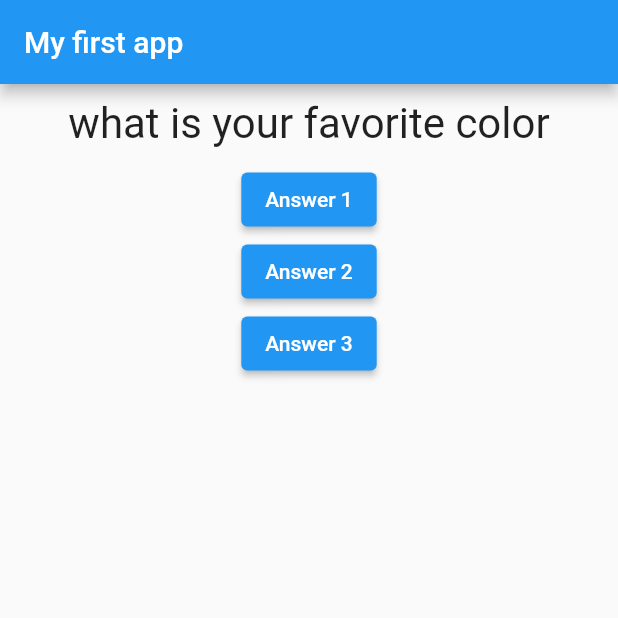
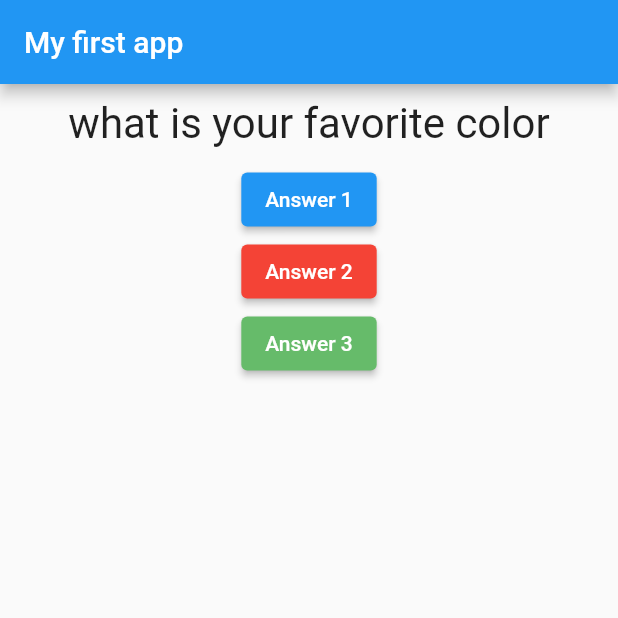
Before and after one commit to pveg/Flutter_Testing_App, a Flutter app: the screen it shows after launch, on a phone screen of 412 x 824 dp, the top half of it. Run offline on Flutter 3.47's test engine with Material 2 defaults, Android fonts, the phone set to English and light mode, and no system bars.

Commit message:
adds button colors

```diff
--- a/lib/main.dart
+++ b/lib/main.dart
@@ -9,10 +9,8 @@ import './question.dart';
 void main() => runApp(MyTestingApp());
 
 class MyTestingApp extends StatefulWidget {
-
   @override
   State<StatefulWidget> createState() {
-
     return _MyTestingAppState();
   }
 }
@@ -21,10 +19,10 @@ class _MyTestingAppState extends State<MyTestingApp> {
   var _questionIndex = 0;
   void _answerQuestion() {
     setState(() {
-    _questionIndex++;
+      _questionIndex++;
     });
     print(_questionIndex);
-}
+  }
 
   @override //makes clear that we overrides the build method
   Widget build(BuildContext context) {
@@ -38,9 +36,22 @@ class _MyTestingAppState extends State<MyTestingApp> {
         appBar: AppBar(title: Text('My first app')), //appbar
         body: Column(children: <Widget>[
           Question(questions[_questionIndex]),
-          ElevatedButton(onPressed: _answerQuestion, child: Text('Answer 1')),
-          ElevatedButton(onPressed: _answerQuestion, child: Text('Answer 2')),
-          ElevatedButton(onPressed: _answerQuestion, child: Text('Answer 3')),
+          ElevatedButton(
+              style: ButtonStyle(
+                  backgroundColor: MaterialStateProperty.all(Colors.blue)),
+              onPressed: _answerQuestion,
+              child: Text('Answer 1')),
+          ElevatedButton(
+              style: ButtonStyle(
+                  backgroundColor: MaterialStateProperty.all(Colors.red)),
+              onPressed: _answerQuestion,
+              child: Text('Answer 2')),
+          ElevatedButton(
+              style: ButtonStyle(
+                  backgroundColor:
+                      MaterialStateProperty.all(Colors.green[400])),
+              onPressed: _answerQuestion,
+              child: Text('Answer 3')),
         ]),
       ),
     ); //receive the named arguments
```
